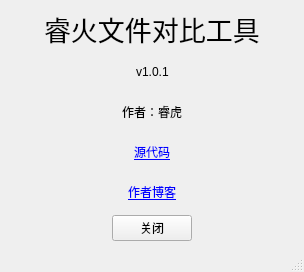
Before: the Qt Designer form aboutwindow.ui in laisc7301/RuihuoFileComparison, drawn with Qt 5.
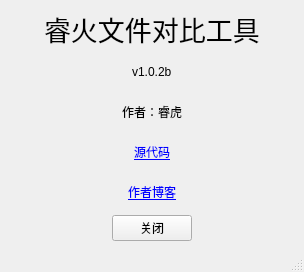
After: the same form once the commit is applied.

The edit to the form file:
```diff
--- a/aboutwindow.ui
+++ b/aboutwindow.ui
@@ -77,7 +77,7 @@
         <item>
          <widget class="QLabel" name="label_2">
           <property name="text">
-           <string>v1.0.1</string>
+           <string>v1.0.2b</string>
           </property>
          </widget>
         </item>
```
